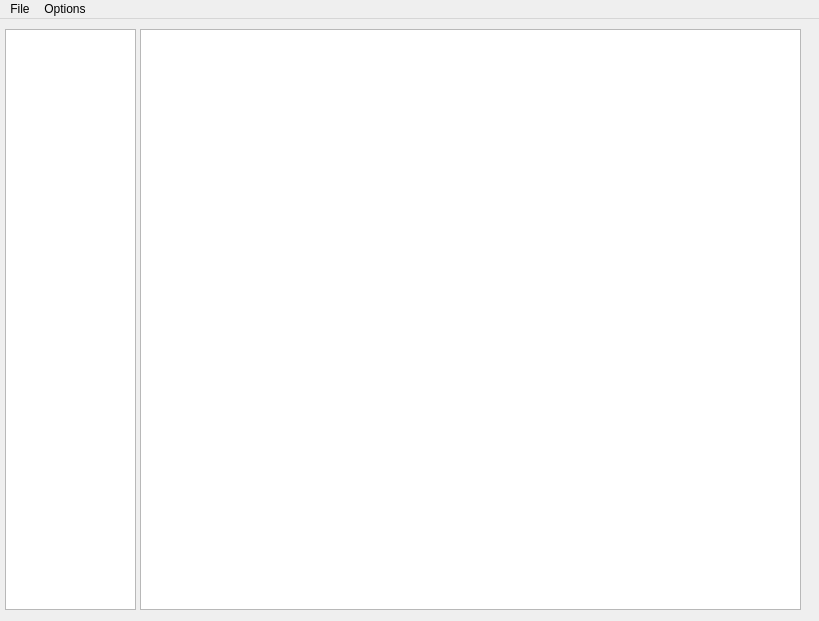
Old version of the form ui/code.ui in the repository RedEnder666/RickRoll_IDE.
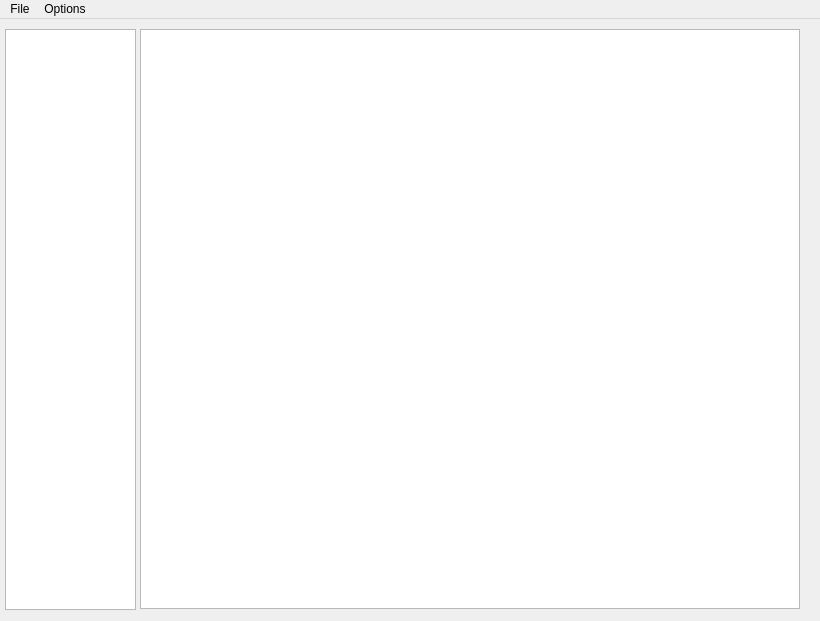
New version of the form. Icons and pictures are not drawn.

Patch:
```diff
--- a/ui/code.ui
+++ b/ui/code.ui
@@ -6,20 +6,20 @@
    <rect>
     <x>0</x>
     <y>0</y>
-    <width>819</width>
+    <width>820</width>
     <height>621</height>
    </rect>
   </property>
   <property name="minimumSize">
    <size>
-    <width>819</width>
-    <height>621</height>
+    <width>0</width>
+    <height>0</height>
    </size>
   </property>
   <property name="maximumSize">
    <size>
-    <width>819</width>
-    <height>621</height>
+    <width>16777215</width>
+    <height>16777215</height>
    </size>
   </property>
   <property name="windowTitle">
@@ -36,8 +36,8 @@
      <rect>
       <x>140</x>
       <y>10</y>
-      <width>661</width>
-      <height>581</height>
+      <width>660</width>
+      <height>580</height>
      </rect>
     </property>
     <property name="minimumSize">
@@ -92,7 +92,7 @@
     <rect>
      <x>0</x>
      <y>0</y>
-     <width>819</width>
+     <width>820</width>
      <height>21</height>
     </rect>
    </property>
```
